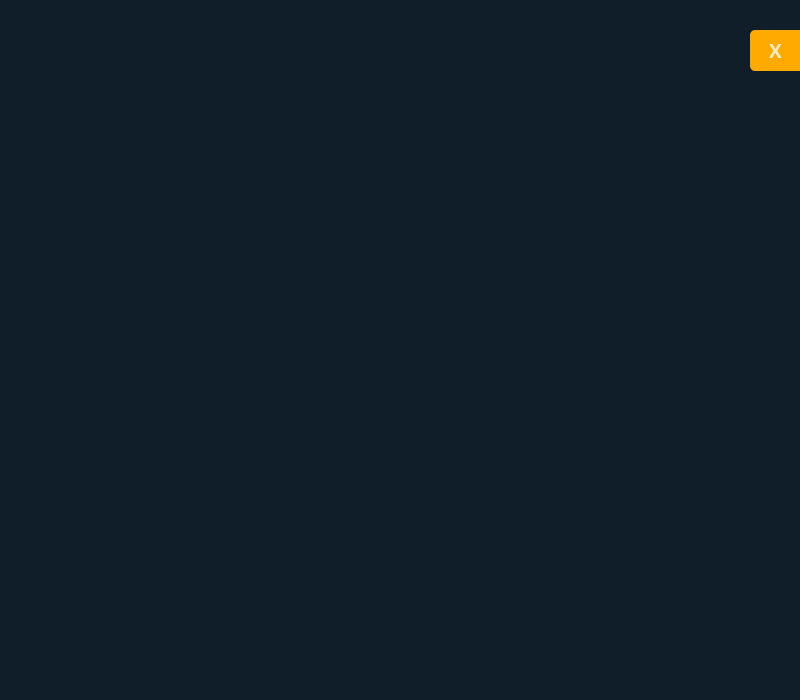
Old version of the form ui/local.ui in the repository cach007/face_findeer.
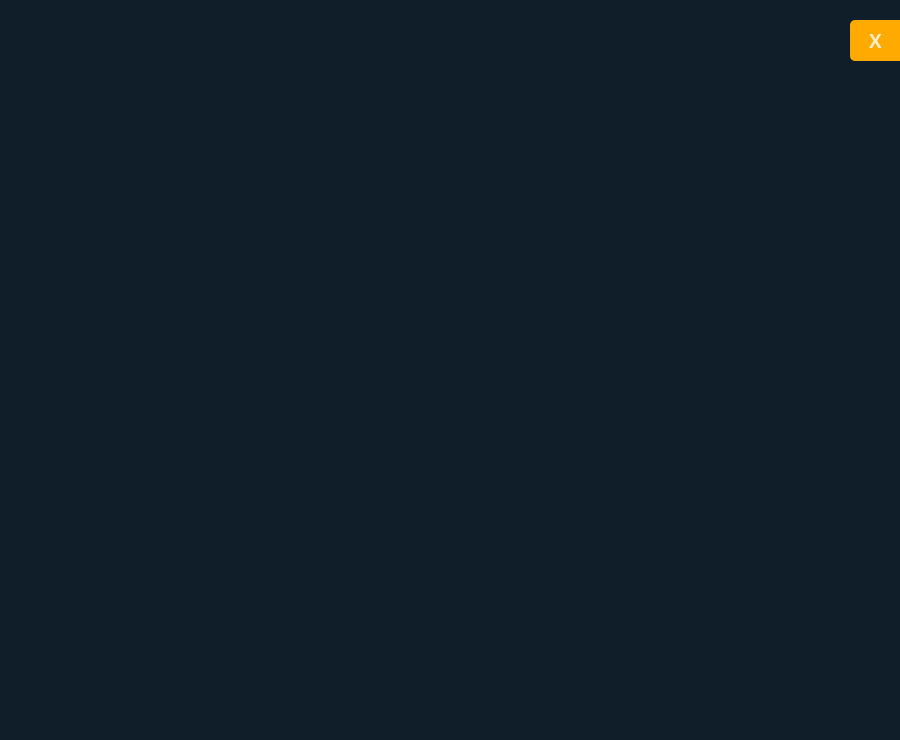
New version of the form.

Patch:
```diff
--- a/ui/local.ui
+++ b/ui/local.ui
@@ -6,8 +6,8 @@
    <rect>
     <x>0</x>
     <y>0</y>
-    <width>800</width>
-    <height>700</height>
+    <width>900</width>
+    <height>740</height>
    </rect>
   </property>
   <property name="windowTitle">
@@ -23,8 +23,8 @@
     <rect>
      <x>0</x>
      <y>0</y>
-     <width>810</width>
-     <height>710</height>
+     <width>900</width>
+     <height>740</height>
     </rect>
    </property>
    <property name="styleSheet">
@@ -33,9 +33,9 @@
    <widget class="QLabel" name="label">
     <property name="geometry">
      <rect>
-      <x>80</x>
-      <y>120</y>
-      <width>640</width>
+      <x>100</x>
+      <y>150</y>
+      <width>720</width>
       <height>480</height>
      </rect>
     </property>
@@ -46,8 +46,8 @@
    <widget class="QPushButton" name="backButton">
     <property name="geometry">
      <rect>
-      <x>750</x>
-      <y>30</y>
+      <x>850</x>
+      <y>20</y>
       <width>51</width>
       <height>41</height>
      </rect>
```
